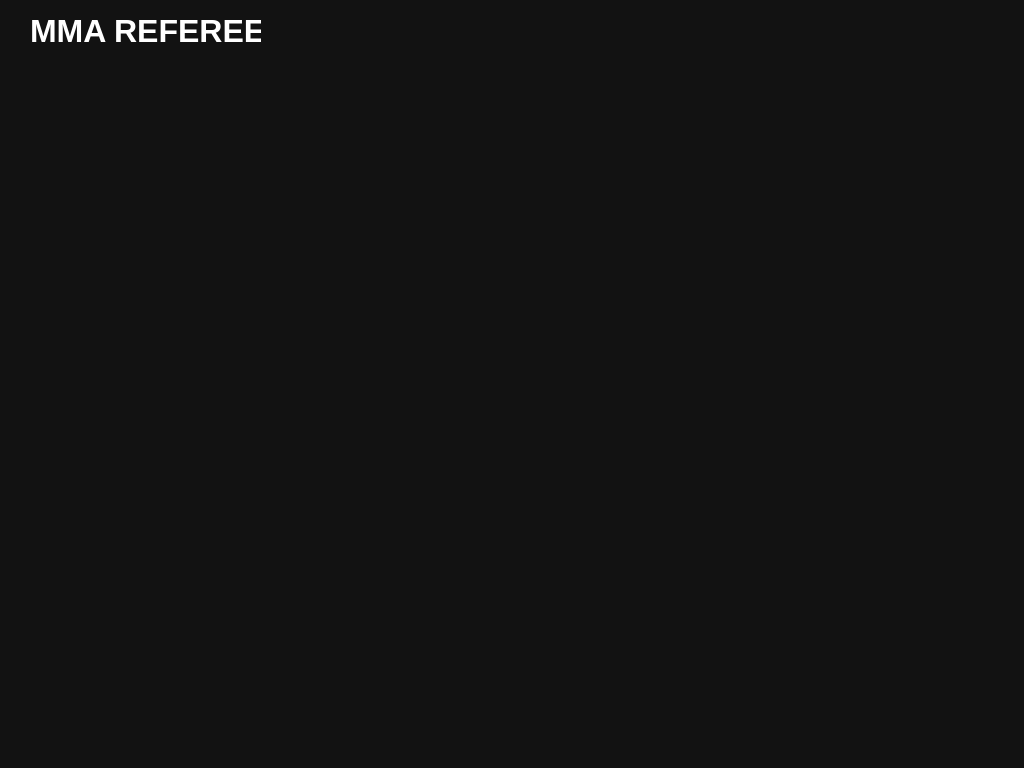
Old version of the form ui/mainwindow.ui in the repository eknvarli/MMAReferee.
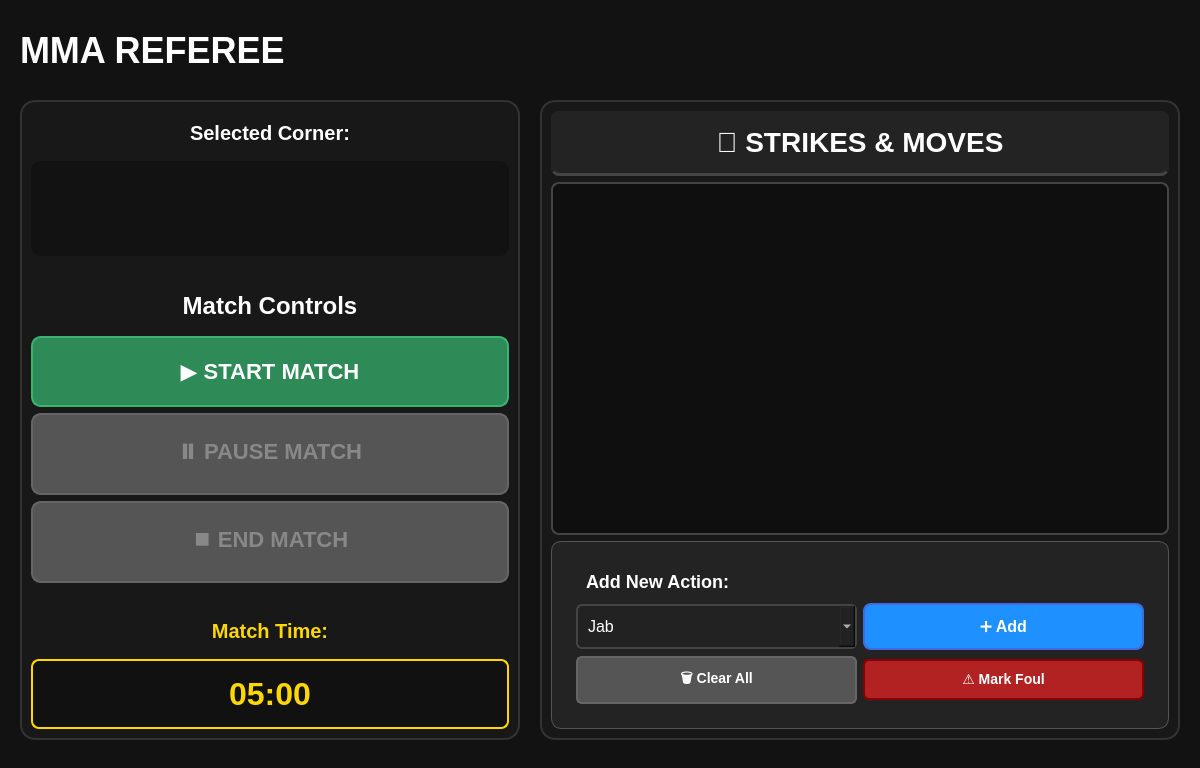
New version of the form.

Commit message: updated main window

The edit to the form file:
```diff
--- a/ui/mainwindow.ui
+++ b/ui/mainwindow.ui
@@ -6,7 +6,7 @@
    <rect>
     <x>0</x>
     <y>0</y>
-    <width>1024</width>
+    <width>1200</width>
     <height>768</height>
    </rect>
   </property>
@@ -21,52 +21,488 @@
   </property>
   <property name="styleSheet">
    <string notr="true">background-color: #121212;
-color: #fafafa;</string>
+font-family: 'Segoe UI', Arial, sans-serif;</string>
   </property>
   <widget class="QWidget" name="centralwidget">
-   <widget class="QLabel" name="cornerLabel">
-    <property name="geometry">
-     <rect>
-      <x>30</x>
-      <y>80</y>
-      <width>291</width>
-      <height>51</height>
-     </rect>
-    </property>
-    <property name="styleSheet">
-     <string notr="true">color: white;
-font-weight: 500;
-font-size: 20px;
-qproperty-alignment: 'AlignCenter'; 
-background-color: #121212;</string>
-    </property>
-    <property name="text">
-     <string/>
-    </property>
-    <property name="alignment">
-     <set>Qt::AlignmentFlag::AlignCenter</set>
-    </property>
-   </widget>
    <widget class="QLabel" name="mainPageTitle">
     <property name="geometry">
      <rect>
-      <x>30</x>
-      <y>0</y>
-      <width>231</width>
-      <height>61</height>
+      <x>20</x>
+      <y>20</y>
+      <width>400</width>
+      <height>60</height>
      </rect>
     </property>
     <property name="styleSheet">
-     <string notr="true">color: white;
+     <string notr="true">color: #ffffff;
 font-weight: bold;
-font-size: 32px;
-qproperty-alignment: 'AlignCenter'; 
-background-color: #121212;</string>
+font-size: 36px;
+background-color: transparent;</string>
     </property>
     <property name="text">
      <string>MMA REFEREE</string>
     </property>
    </widget>
+   <widget class="QFrame" name="leftPanel">
+    <property name="geometry">
+     <rect>
+      <x>20</x>
+      <y>100</y>
+      <width>500</width>
+      <height>640</height>
+     </rect>
+    </property>
+    <property name="styleSheet">
+     <string notr="true">QFrame#leftPanel {
+    background-color: rgba(25, 25, 25, 0.9);
+    border-radius: 15px;
+    border: 2px solid #333333;
+}</string>
+    </property>
+    <layout class="QVBoxLayout" name="verticalLayout">
+     <item>
+      <widget class="QLabel" name="selectedCornerLabel">
+       <property name="styleSheet">
+        <string notr="true">color: #ffffff;
+font-weight: 600;
+font-size: 20px;
+padding: 10px;
+background-color: transparent;</string>
+       </property>
+       <property name="text">
+        <string>Selected Corner:</string>
+       </property>
+       <property name="alignment">
+        <set>Qt::AlignmentFlag::AlignCenter</set>
+       </property>
+      </widget>
+     </item>
+     <item>
+      <widget class="QLabel" name="cornerLabel">
+       <property name="styleSheet">
+        <string notr="true">color: #ffffff;
+font-weight: 800;
+font-size: 48px;
+padding: 20px;
+border-radius: 10px;</string>
+       </property>
+       <property name="text">
+        <string/>
+       </property>
+       <property name="alignment">
+        <set>Qt::AlignmentFlag::AlignCenter</set>
+       </property>
+      </widget>
+     </item>
+     <item>
+      <spacer name="verticalSpacer_1">
+       <property name="orientation">
+        <enum>Qt::Orientation::Vertical</enum>
+       </property>
+       <property name="sizeHint" stdset="0">
+        <size>
+         <width>20</width>
+         <height>40</height>
+        </size>
+       </property>
+      </spacer>
+     </item>
+     <item>
+      <widget class="QLabel" name="matchControlsLabel">
+       <property name="styleSheet">
+        <string notr="true">color: #ffffff;
+font-weight: 600;
+font-size: 24px;
+padding: 10px;
+background-color: transparent;</string>
+       </property>
+       <property name="text">
+        <string>Match Controls</string>
+       </property>
+       <property name="alignment">
+        <set>Qt::AlignmentFlag::AlignCenter</set>
+       </property>
+      </widget>
+     </item>
+     <item>
+      <widget class="QPushButton" name="startMatchButton">
+       <property name="styleSheet">
+        <string notr="true">QPushButton {
+    background-color: #2E8B57;
+    color: white;
+    font-weight: 700;
+    font-size: 22px;
+    padding: 20px;
+    border-radius: 10px;
+    border: 2px solid #3CB371;
+}
+QPushButton:hover {
+    background-color: #3CB371;
+}
+QPushButton:pressed {
+    background-color: #228B22;
+}</string>
+       </property>
+       <property name="text">
+        <string>▶️ START MATCH</string>
+       </property>
+      </widget>
+     </item>
+     <item>
+      <widget class="QPushButton" name="pauseMatchButton">
+       <property name="enabled">
+        <bool>false</bool>
+       </property>
+       <property name="styleSheet">
+        <string notr="true">QPushButton {
+    background-color: #FF8C00;
+    color: white;
+    font-weight: 700;
+    font-size: 22px;
+    padding: 20px;
+    border-radius: 10px;
+    border: 2px solid #FFA500;
+}
+QPushButton:hover {
+    background-color: #FFA500;
+}
+QPushButton:pressed {
+    background-color: #CD853F;
+}
+QPushButton:disabled {
+    background-color: #555555;
+    color: #888888;
+    border: 2px solid #666666;
+}</string>
+       </property>
+       <property name="text">
+        <string>⏸️ PAUSE MATCH</string>
+       </property>
+      </widget>
+     </item>
+     <item>
+      <widget class="QPushButton" name="endMatchButton">
+       <property name="enabled">
+        <bool>false</bool>
+       </property>
+       <property name="styleSheet">
+        <string notr="true">QPushButton {
+    background-color: #8B0000;
+    color: white;
+    font-weight: 700;
+    font-size: 22px;
+    padding: 20px;
+    border-radius: 10px;
+    border: 2px solid #B22222;
+}
+QPushButton:hover {
+    background-color: #A52A2A;
+}
+QPushButton:pressed {
+    background-color: #800000;
+}
+QPushButton:disabled {
+    background-color: #555555;
+    color: #888888;
+    border: 2px solid #666666;
+}</string>
+       </property>
+       <property name="text">
+        <string>⏹️ END MATCH</string>
+       </property>
+      </widget>
+     </item>
+     <item>
+      <spacer name="verticalSpacer_2">
+       <property name="orientation">
+        <enum>Qt::Orientation::Vertical</enum>
+       </property>
+       <property name="sizeHint" stdset="0">
+        <size>
+         <width>20</width>
+         <height>40</height>
+        </size>
+       </property>
+      </spacer>
+     </item>
+     <item>
+      <widget class="QLabel" name="matchTimerLabel">
+       <property name="styleSheet">
+        <string notr="true">color: #FFD700;
+font-weight: 600;
+font-size: 20px;
+padding: 10px;
+background-color: transparent;</string>
+       </property>
+       <property name="text">
+        <string>Match Time:</string>
+       </property>
+       <property name="alignment">
+        <set>Qt::AlignmentFlag::AlignCenter</set>
+       </property>
+      </widget>
+     </item>
+     <item>
+      <widget class="QLabel" name="timerDisplay">
+       <property name="styleSheet">
+        <string notr="true">color: #FFD700;
+font-weight: 800;
+font-size: 32px;
+padding: 15px;
+background-color: rgba(0, 0, 0, 0.3);
+border-radius: 8px;
+border: 2px solid #FFD700;</string>
+       </property>
+       <property name="text">
+        <string>05:00</string>
+       </property>
+       <property name="alignment">
+        <set>Qt::AlignmentFlag::AlignCenter</set>
+       </property>
+      </widget>
+     </item>
+     <item>
+      <spacer name="verticalSpacer_3">
+       <property name="orientation">
+        <enum>Qt::Orientation::Vertical</enum>
+       </property>
+       <property name="sizeHint" stdset="0">
+        <size>
+         <width>20</width>
+         <height>20</height>
+        </size>
+       </property>
+      </spacer>
+     </item>
+    </layout>
+   </widget>
+   <widget class="QFrame" name="rightPanel">
+    <property name="geometry">
+     <rect>
+      <x>540</x>
+      <y>100</y>
+      <width>640</width>
+      <height>640</height>
+     </rect>
+    </property>
+    <property name="styleSheet">
+     <string notr="true">QFrame#rightPanel {
+    background-color: rgba(25, 25, 25, 0.9);
+    border-radius: 15px;
+    border: 2px solid #333333;
+}</string>
+    </property>
+    <layout class="QVBoxLayout" name="verticalLayout_2">
+     <item>
+      <widget class="QLabel" name="actionsTitle">
+       <property name="styleSheet">
+        <string notr="true">color: #ffffff;
+font-weight: bold;
+font-size: 28px;
+padding: 15px;
+background-color: rgba(40, 40, 40, 0.7);
+border-radius: 8px;
+border-bottom: 3px solid #444444;</string>
+       </property>
+       <property name="text">
+        <string>🥊 STRIKES &amp; MOVES</string>
+       </property>
+       <property name="alignment">
+        <set>Qt::AlignmentFlag::AlignCenter</set>
+       </property>
+      </widget>
+     </item>
+     <item>
+      <widget class="QListWidget" name="strikesList">
+       <property name="styleSheet">
+        <string notr="true">QListWidget {
+    background-color: rgba(15, 15, 15, 0.9);
+    color: #e0e0e0;
+    font-size: 16px;
+    border: 2px solid #444444;
+    border-radius: 8px;
+    padding: 5px;
+}
+QListWidget::item {
+    padding: 12px;
+    border-bottom: 1px solid #333333;
+}
+QListWidget::item:selected {
+    background-color: rgba(50, 50, 50, 0.7);
+    border-left: 4px solid #FFD700;
+}</string>
+       </property>
+      </widget>
+     </item>
+     <item>
+      <widget class="QFrame" name="addActionFrame">
+       <property name="styleSheet">
+        <string notr="true">QFrame#addActionFrame {
+    background-color: rgba(40, 40, 40, 0.7);
+    border-radius: 10px;
+    padding: 15px;
+    border: 1px solid #555555;
+}</string>
+       </property>
+       <layout class="QVBoxLayout" name="verticalLayout_3">
+        <item>
+         <widget class="QLabel" name="addActionLabel">
+          <property name="styleSheet">
+           <string notr="true">color: #ffffff;
+font-weight: 600;
+font-size: 18px;
+padding: 5px;
+background-color: transparent;</string>
+          </property>
+          <property name="text">
+           <string>Add New Action:</string>
+          </property>
+         </widget>
+        </item>
+        <item>
+         <layout class="QHBoxLayout" name="horizontalLayout">
+          <item>
+           <widget class="QComboBox" name="actionTypeCombo">
+            <property name="styleSheet">
+             <string notr="true">QComboBox {
+    background-color: #222222;
+    color: #ffffff;
+    font-size: 16px;
+    padding: 10px;
+    border: 2px solid #444444;
+    border-radius: 6px;
+    min-width: 200px;
+}</string>
+            </property>
+            <item>
+             <property name="text">
+              <string>Jab</string>
+             </property>
+            </item>
+            <item>
+             <property name="text">
+              <string>Cross</string>
+             </property>
+            </item>
+            <item>
+             <property name="text">
+              <string>Hook</string>
+             </property>
+            </item>
+            <item>
+             <property name="text">
+              <string>Uppercut</string>
+             </property>
+            </item>
+            <item>
+             <property name="text">
+              <string>Leg Kick</string>
+             </property>
+            </item>
+            <item>
+             <property name="text">
+              <string>Body Kick</string>
+             </property>
+            </item>
+            <item>
+             <property name="text">
+              <string>Head Kick</string>
+             </property>
+            </item>
+            <item>
+             <property name="text">
+              <string>Takedown</string>
+             </property>
+            </item>
+            <item>
+             <property name="text">
+              <string>Submission Attempt</string>
+             </property>
+            </item>
+            <item>
+             <property name="text">
+              <string>Ground and Pound</string>
+             </property>
+            </item>
+           </widget>
+          </item>
+          <item>
+           <widget class="QPushButton" name="addActionButton">
+            <property name="styleSheet">
+             <string notr="true">QPushButton {
+    background-color: #1E90FF;
+    color: white;
+    font-weight: 600;
+    font-size: 16px;
+    padding: 12px 24px;
+    border-radius: 8px;
+    border: 2px solid #4169E1;
+}
+QPushButton:hover {
+    background-color: #4169E1;
+}
+QPushButton:pressed {
+    background-color: #00008B;
+}</string>
+            </property>
+            <property name="text">
+             <string>➕ Add</string>
+            </property>
+           </widget>
+          </item>
+         </layout>
+        </item>
+        <item>
+         <layout class="QHBoxLayout" name="horizontalLayout_2">
+          <item>
+           <widget class="QPushButton" name="clearActionsButton">
+            <property name="styleSheet">
+             <string notr="true">QPushButton {
+    background-color: #555555;
+    color: white;
+    font-weight: 600;
+    font-size: 14px;
+    padding: 10px 20px;
+    border-radius: 6px;
+    border: 2px solid #666666;
+}
+QPushButton:hover {
+    background-color: #666666;
+}</string>
+            </property>
+            <property name="text">
+             <string>🗑️ Clear All</string>
+            </property>
+           </widget>
+          </item>
+          <item>
+           <widget class="QPushButton" name="foulButton">
+            <property name="styleSheet">
+             <string notr="true">QPushButton {
+    background-color: #B22222;
+    color: white;
+    font-weight: 600;
+    font-size: 14px;
+    padding: 10px 20px;
+    border-radius: 6px;
+    border: 2px solid #8B0000;
+}
+QPushButton:hover {
+    background-color: #8B0000;
+}</string>
+            </property>
+            <property name="text">
+             <string>⚠️ Mark Foul</string>
+            </property>
+           </widget>
+          </item>
+         </layout>
+        </item>
+       </layout>
+      </widget>
+     </item>
+    </layout>
+   </widget>
   </widget>
   <widget class="QMenuBar" name="menubar">
    <property name="geometry">
```
Left out of the diff: 13 changed lines with no effect on the pictures. The commit also changes 1 other file.
